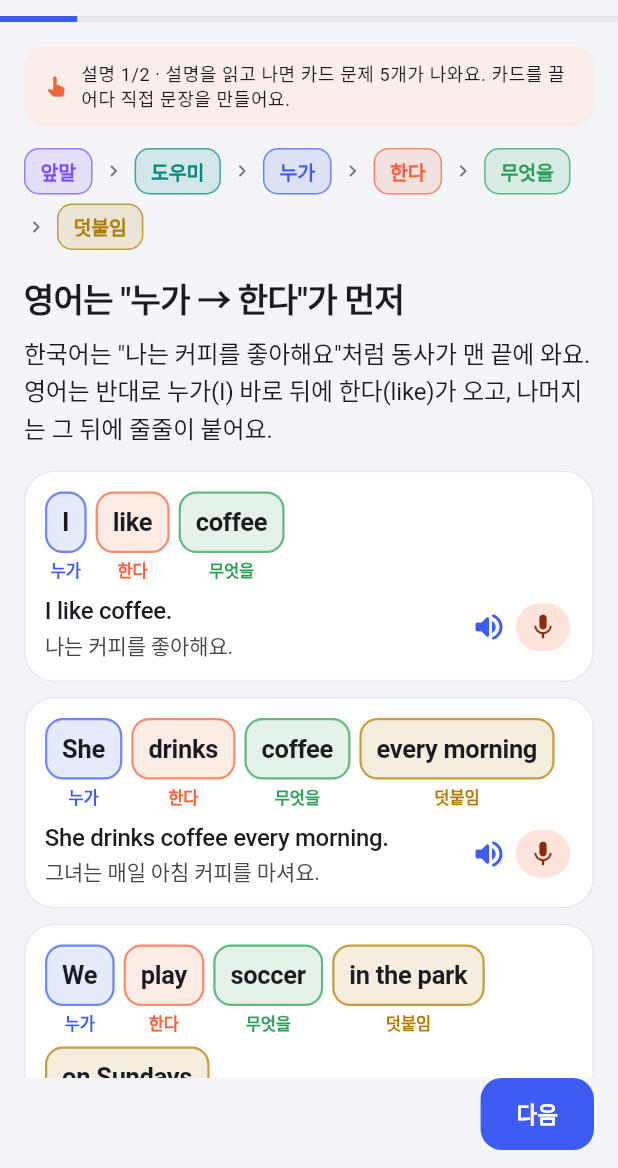
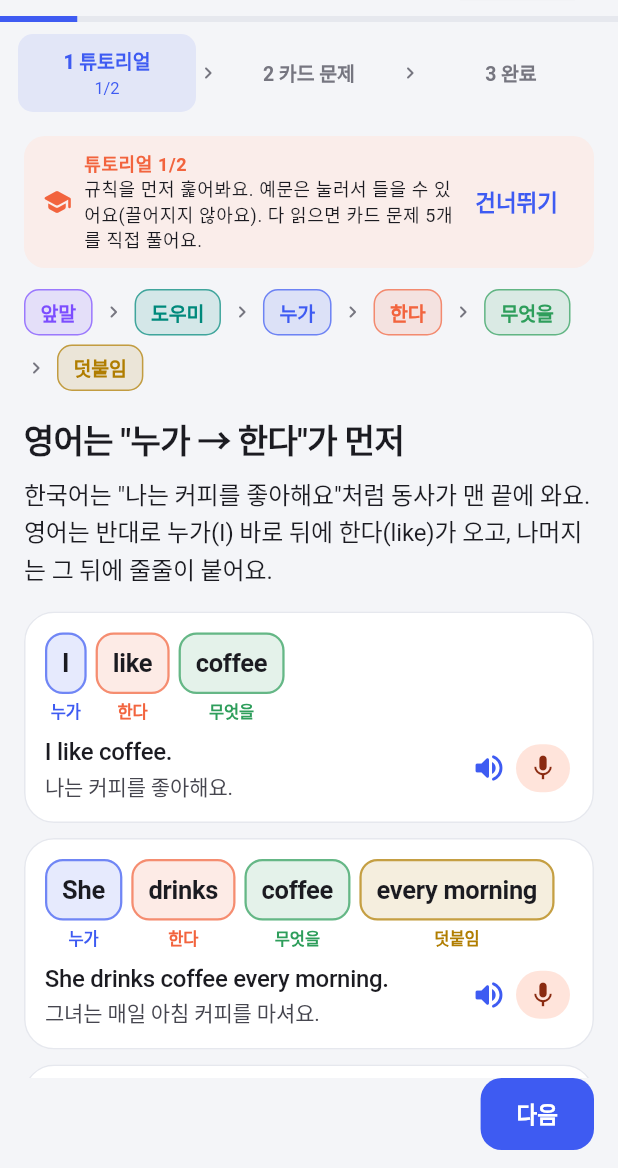
Before and after one commit to zent1216/english-step, a Flutter app: the screen it shows after launch, after a tap on an icon or button, on a phone screen of 412 x 824 dp, the part 68-1236 px from its top. Run offline on Flutter 3.47's test engine with Material 3 defaults, Android fonts, the phone set to English and light mode, and no system bars; our stand-ins replace audioplayers, flutter_tts, shared_preferences, speech_to_text, youtube_player_iframe; missing offline and left inert: dart:ffi, google_mlkit_translation, record, sherpa_onnx, youtube_explode_dart; Roboto replaces fonts that are missing (Pretendard).

Commit message:
기초 탭: 설명을 '튜토리얼'로 표시, 레슨 단계 표시(튜토리얼→카드 문제→완료), 건너뛰기, 첫 화면에 진행 방법 안내
Co-Authored-By: Claude Opus 5.5 <noreply@anthropic.com>
Claude-Session: https://claude.ai/code/session_01HofeBZuvNoVhk3UiAysjAK

```diff
--- a/lib/screens/basics_screens.dart
+++ b/lib/screens/basics_screens.dart
@@ -142,6 +142,31 @@ class BasicsHomeScreen extends StatelessWidget {
                 '앞에 무엇이 오느냐(Can, Do, What, How…)에 따라 뒤가 어떻게 바뀌는지 카드를 끼우며 익혀요.',
                 style: text.bodyMedium?.copyWith(color: scheme.onSurfaceVariant),
               ),
+              const SizedBox(height: 10),
+              Container(
+                padding: const EdgeInsets.all(12),
+                decoration: BoxDecoration(
+                  color: scheme.primaryContainer.withValues(alpha: 0.35),
+                  borderRadius: BorderRadius.circular(14),
+                ),
+                child: Text.rich(
+                  const TextSpan(
+                    children: [
+                      TextSpan(
+                        text: '레슨 진행 방법\n',
+                        style: TextStyle(fontWeight: FontWeight.w700),
+                      ),
+                      TextSpan(
+                        text:
+                            '① 튜토리얼: 규칙과 예문을 먼저 봐요(1~2쪽)\n'
+                            '② 카드 문제: 카드를 끌어다 직접 문장을 만들고 "확인"\n'
+                            '③ 완료: 오늘 익힌 규칙 정리',
+                      ),
+                    ],
+                  ),
+                  style: text.bodyMedium,
+                ),
+              ),
               const SizedBox(height: 14),
               Card(
                 child: Padding(
@@ -258,6 +283,7 @@ class _LessonScreenState extends State<LessonScreen> {
         page: _step + 1,
         pages: c,
         drills: lesson.drills.length,
+        onSkip: () => setState(() => _step = c),
       );
     } else if (_step < c + lesson.drills.length) {
       final drill = lesson.drills[_step - c];
@@ -281,6 +307,11 @@ class _LessonScreenState extends State<LessonScreen> {
       body: SafeArea(
         child: Column(
           children: [
+            _StageBar(
+              stage: _step < c ? 0 : (_step < c + lesson.drills.length ? 1 : 2),
+              tutorial: '${math.min(_step + 1, c)}/$c',
+              drills: '${(_step - c + 1).clamp(0, lesson.drills.length)}/${lesson.drills.length}',
+            ),
             Expanded(
               child: SingleChildScrollView(padding: const EdgeInsets.all(16), child: body),
             ),
@@ -306,7 +337,9 @@ class _LessonScreenState extends State<LessonScreen> {
                       onPressed: _canNext ? _next : null,
                       style: FilledButton.styleFrom(backgroundColor: _canNext ? scheme.primary : null),
                       child: Text(
-                        last ? '목록으로' : (_step == c - 1 ? '카드 문제 풀기 ▶' : (_canNext ? '다음' : '문제를 풀어 보세요')),
+                        last
+                            ? '목록으로'
+                            : (_step == c - 1 ? '튜토리얼 끝 · 카드 문제 시작 ▶' : (_canNext ? '다음' : '문제를 풀어 보세요')),
                       ),
                     ),
                 ],
@@ -319,12 +352,71 @@ class _LessonScreenState extends State<LessonScreen> {
   }
 }
 
+/// 레슨 단계 표시: ① 튜토리얼 → ② 카드 문제 → ③ 완료
+class _StageBar extends StatelessWidget {
+  const _StageBar({required this.stage, required this.tutorial, required this.drills});
+  final int stage;
+  final String tutorial;
+  final String drills;
+
+  @override
+  Widget build(BuildContext context) {
+    final scheme = Theme.of(context).colorScheme;
+    Widget step(int i, String label, String? count) {
+      final on = i == stage, done = i < stage;
+      final color = on ? scheme.primary : (done ? AppColors.of(context).good : scheme.outline);
+      return Expanded(
+        child: Container(
+          padding: const EdgeInsets.symmetric(vertical: 8),
+          decoration: BoxDecoration(
+            color: on ? scheme.primary.withValues(alpha: 0.1) : Colors.transparent,
+            borderRadius: BorderRadius.circular(10),
+          ),
+          child: Column(
+            children: [
+              Text(
+                '${done ? '✓' : '${i + 1}'} $label',
+                style: TextStyle(
+                  fontWeight: on ? FontWeight.w800 : FontWeight.w600,
+                  color: color,
+                  fontSize: 13,
+                ),
+              ),
+              if (count != null && on) Text(count, style: TextStyle(fontSize: 11, color: color)),
+            ],
+          ),
+        ),
+      );
+    }
+
+    return Padding(
+      padding: const EdgeInsets.fromLTRB(12, 8, 12, 0),
+      child: Row(
+        children: [
+          step(0, '튜토리얼', tutorial),
+          Icon(Icons.chevron_right_rounded, size: 16, color: scheme.outline),
+          step(1, '카드 문제', drills),
+          Icon(Icons.chevron_right_rounded, size: 16, color: scheme.outline),
+          step(2, '완료', null),
+        ],
+      ),
+    );
+  }
+}
+
 class _ConceptView extends StatelessWidget {
-  const _ConceptView({required this.concept, required this.page, required this.pages, required this.drills});
+  const _ConceptView({
+    required this.concept,
+    required this.page,
+    required this.pages,
+    required this.drills,
+    required this.onSkip,
+  });
   final Concept concept;
   final int page;
   final int pages;
   final int drills;
+  final VoidCallback onSkip;
 
   @override
   Widget build(BuildContext context) {
@@ -343,14 +435,25 @@ class _ConceptView extends StatelessWidget {
           ),
           child: Row(
             children: [
-              Icon(Icons.pan_tool_alt_rounded, size: 18, color: scheme.tertiary),
+              Icon(Icons.school_rounded, size: 20, color: scheme.tertiary),
               const SizedBox(width: 8),
               Expanded(
-                child: Text(
-                  '설명 $page/$pages · 설명을 읽고 나면 카드 문제 $drills개가 나와요. 카드를 끌어다 직접 문장을 만들어요.',
+                child: Text.rich(
+                  TextSpan(
+                    children: [
+                      TextSpan(
+                        text: '튜토리얼 $page/$pages\n',
+                        style: TextStyle(fontWeight: FontWeight.w700, color: scheme.tertiary),
+                      ),
+                      TextSpan(
+                        text: '규칙을 먼저 훑어봐요. 예문은 눌러서 들을 수 있어요(끌어지지 않아요). 다 읽으면 카드 문제 $drills개를 직접 풀어요.',
+                      ),
+                    ],
+                  ),
                   style: text.bodySmall,
                 ),
               ),
+              TextButton(onPressed: onSkip, child: const Text('건너뛰기')),
             ],
           ),
         ),
```
Also changed, not shown: 2 other files.
